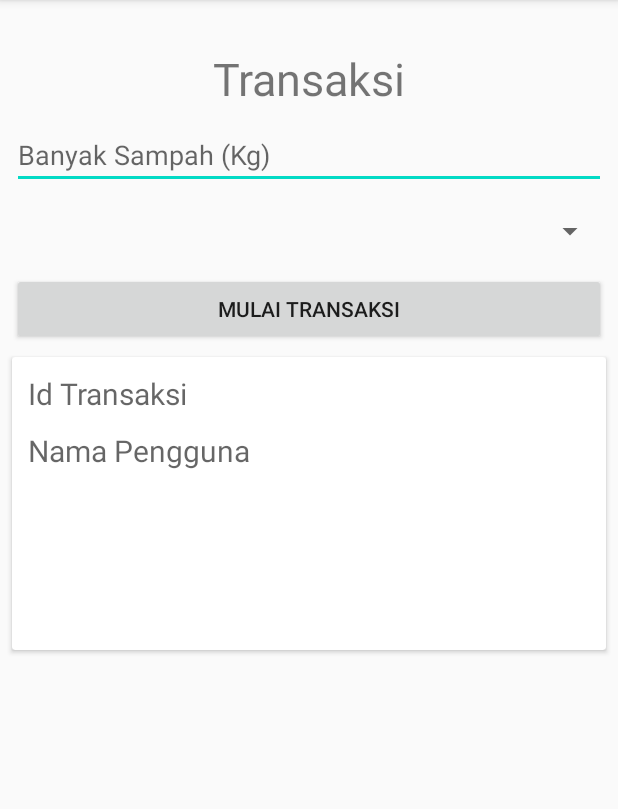
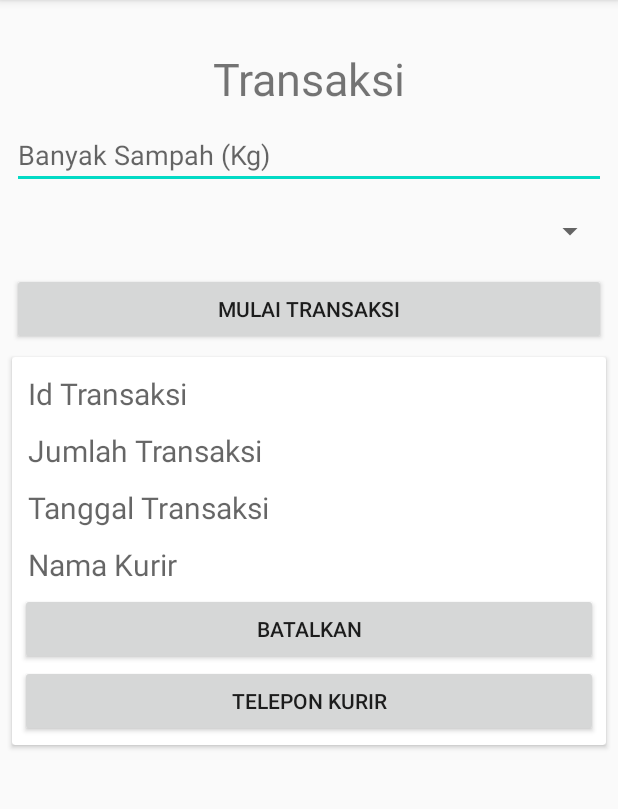
Before and after one commit to aldiariq/TukarSampah, an Android app: the fragment transaksipenggunaFragment shown on its own in the app's theme, on a phone screen of 412 x 824 dp, the part 84-893 px from its top. Run offline under Robolectric (Android 15) with nearby library versions, the phone set to English and light mode, and no system bars; 1 statement that could not run was skipped.

Commit message:
dashboard pengguna sebagian selesai

```diff
--- a/app/src/main/AndroidManifest.xml
+++ b/app/src/main/AndroidManifest.xml
@@ -4,6 +4,7 @@
 
     <uses-permission android:name="android.permission.INTERNET" />
     <uses-permission android:name="android.permission.ACCESS_NETWORK_STATE" />
+    <uses-permission android:name="android.permission.CALL_PHONE" />
 
     <application
         android:allowBackup="true"
--- a/app/src/main/java/com/example/tukarsampah/Dashboard/Api/Operasipengguna.java
+++ b/app/src/main/java/com/example/tukarsampah/Dashboard/Api/Operasipengguna.java
@@ -37,4 +37,12 @@ public interface Operasipengguna {
     Call<Responsegettransaksipengguna> getTransaksipengguna(
             @Field("id_pengguna") String idpengguna
     );
+
+    @FormUrlEncoded
+    @POST("bataltransaksi")
+    Call<Responseoperasi> Bataltransaksipengguna(
+            @Field("id_transaksi") String idtransaksi
+    );
+
+
 }
--- a/app/src/main/res/layout/transaksi_pengguna_fragment.xml
+++ b/app/src/main/res/layout/transaksi_pengguna_fragment.xml
@@ -62,7 +62,7 @@
     <androidx.cardview.widget.CardView
         android:id="@+id/card_datatransaksi_pengguna"
         android:layout_width="match_parent"
-        android:layout_height="195dp"
+        android:layout_height="wrap_content"
         android:layout_margin="8dp"
         android:layout_marginStart="8dp"
         android:layout_marginEnd="8dp"
@@ -73,33 +73,63 @@
         app:layout_constraintTop_toBottomOf="@+id/btnTransaksitransaksipengguna"
         app:layout_constraintVertical_bias="0.0">
 
-        <LinearLayout xmlns:android="http://schemas.android.com/apk/res/android"
+        <LinearLayout
             android:layout_width="match_parent"
             android:layout_height="match_parent"
-            android:orientation="vertical"
-            android:layout_margin="5dp">
+            android:layout_margin="5dp"
+            android:orientation="vertical">
 
             <TextView
                 android:id="@+id/txtIdtransaksi_transaksi_pengguna"
                 android:layout_width="match_parent"
                 android:layout_height="wrap_content"
+                android:layout_margin="5dp"
                 android:ems="10"
+                android:hint="Id Transaksi"
                 android:inputType="text"
-                android:hint="Id Transaksi"
-                android:layout_margin="5dp"
-                android:textSize="20sp">
-            </TextView>
+                android:textSize="20sp"></TextView>
 
             <TextView
-                android:id="@+id/txtNamapengguna_transaksi_pengguna"
+                android:id="@+id/txtJumlah_transaksi_pengguna"
                 android:layout_width="match_parent"
                 android:layout_height="wrap_content"
+                android:layout_margin="5dp"
                 android:ems="10"
+                android:hint="Jumlah Transaksi"
                 android:inputType="text"
-                android:hint="Nama Pengguna"
+                android:textSize="20sp"></TextView>
+
+            <TextView
+                android:id="@+id/txtTgl_transaksi_pengguna"
+                android:layout_width="match_parent"
+                android:layout_height="wrap_content"
                 android:layout_margin="5dp"
-                android:textSize="20sp">
-            </TextView>
+                android:ems="10"
+                android:hint="Tanggal Transaksi"
+                android:inputType="text"
+                android:textSize="20sp"></TextView>
+
+            <TextView
+                android:id="@+id/txtNamakurir_transaksi_pengguna"
+                android:layout_width="match_parent"
+                android:layout_height="wrap_content"
+                android:layout_margin="5dp"
+                android:ems="10"
+                android:hint="Nama Kurir"
+                android:inputType="text"
+                android:textSize="20sp"></TextView>
+
+            <Button
+                android:id="@+id/btnBataltransaksitransaksipengguna"
+                android:layout_width="match_parent"
+                android:layout_height="wrap_content"
+                android:text="Batalkan"></Button>
+
+            <Button
+                android:id="@+id/btnTeleponkurirtransaksipengguna"
+                android:layout_width="match_parent"
+                android:layout_height="wrap_content"
+                android:text="Telepon Kurir"></Button>
 
         </LinearLayout>
 
```
Also changed, not shown: app/src/main/java/com/example/tukarsampah/Dashboard/Model/Transaksigettransaksipengguna.java (+25 -1 lines), app/src/main/java/com/example/tukarsampah/Dashboard/Pengguna/ui/transaksipengguna/transaksipenggunaFragment.java (+62 -8 lines).
